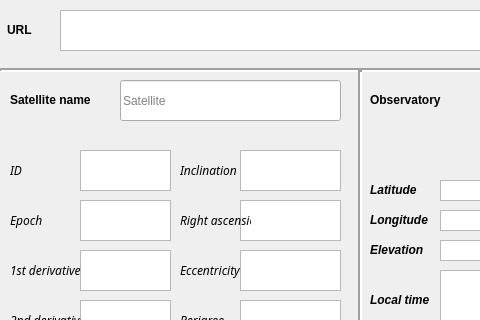
Old version of the form mainwindow.ui in the repository KingsleyOteng/orbitaldynamics-gui; both pictures show x 0 to 480 and y 0 to 320 of the 804 by 562 pixel window.
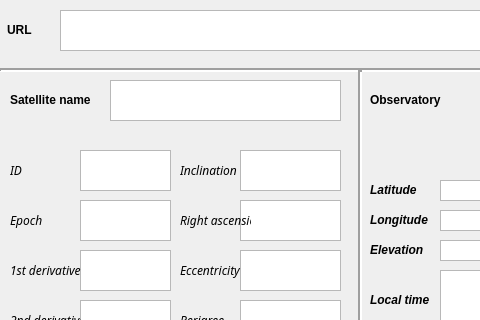
New version of the form.

Patch:
```diff
--- a/mainwindow.ui
+++ b/mainwindow.ui
@@ -924,17 +924,21 @@
      </rect>
     </property>
    </widget>
-   <widget class="QLineEdit" name="SatNameEdit">
+   <widget class="QTextEdit" name="SatNamEdit">
     <property name="geometry">
      <rect>
-      <x>120</x>
+      <x>110</x>
       <y>80</y>
-      <width>221</width>
+      <width>231</width>
       <height>41</height>
      </rect>
     </property>
-    <property name="placeholderText">
-     <string>Satellite</string>
+    <property name="html">
+     <string>&lt;!DOCTYPE HTML PUBLIC &quot;-//W3C//DTD HTML 4.0//EN&quot; &quot;http://www.w3.org/TR/REC-html40/strict.dtd&quot;&gt;
+&lt;html&gt;&lt;head&gt;&lt;meta name=&quot;qrichtext&quot; content=&quot;1&quot; /&gt;&lt;style type=&quot;text/css&quot;&gt;
+p, li { white-space: pre-wrap; }
+&lt;/style&gt;&lt;/head&gt;&lt;body style=&quot; font-family:'.AppleSystemUIFont'; font-size:13pt; font-weight:400; font-style:normal;&quot;&gt;
+&lt;p style=&quot;-qt-paragraph-type:empty; margin-top:0px; margin-bottom:0px; margin-left:0px; margin-right:0px; -qt-block-indent:0; text-indent:0px; font-family:'.AppleSystemUIFont';&quot;&gt;&lt;br /&gt;&lt;/p&gt;&lt;/body&gt;&lt;/html&gt;</string>
     </property>
    </widget>
   </widget>
```
Left out of the diff: 5 changed lines with no effect on the pictures.
